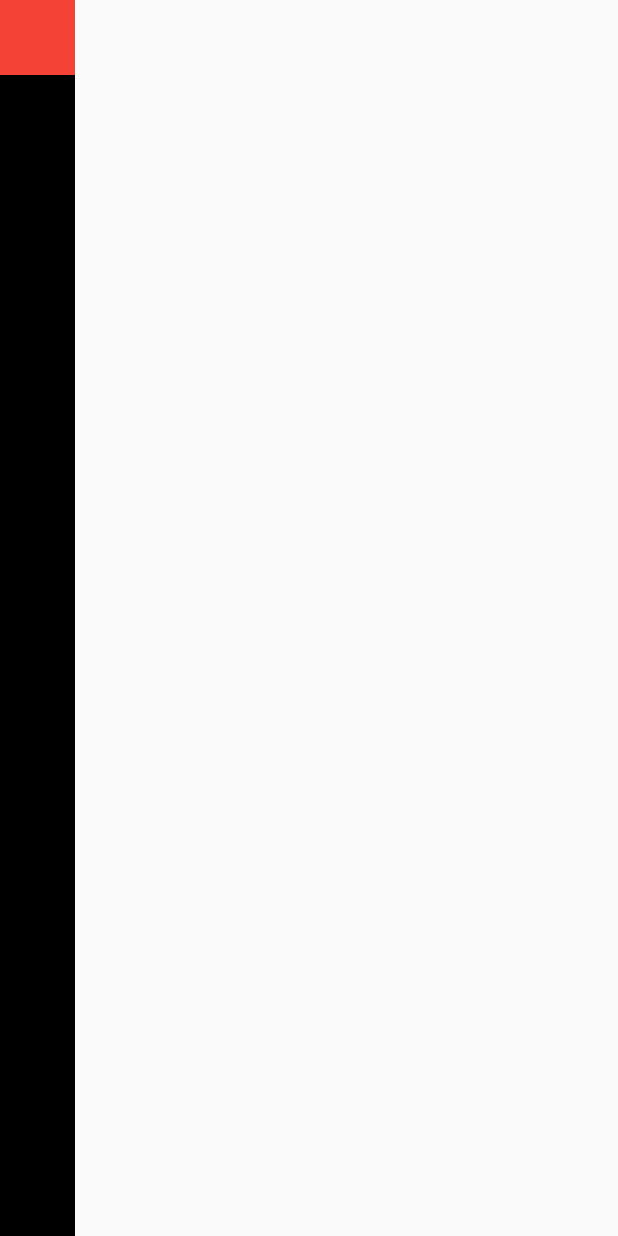
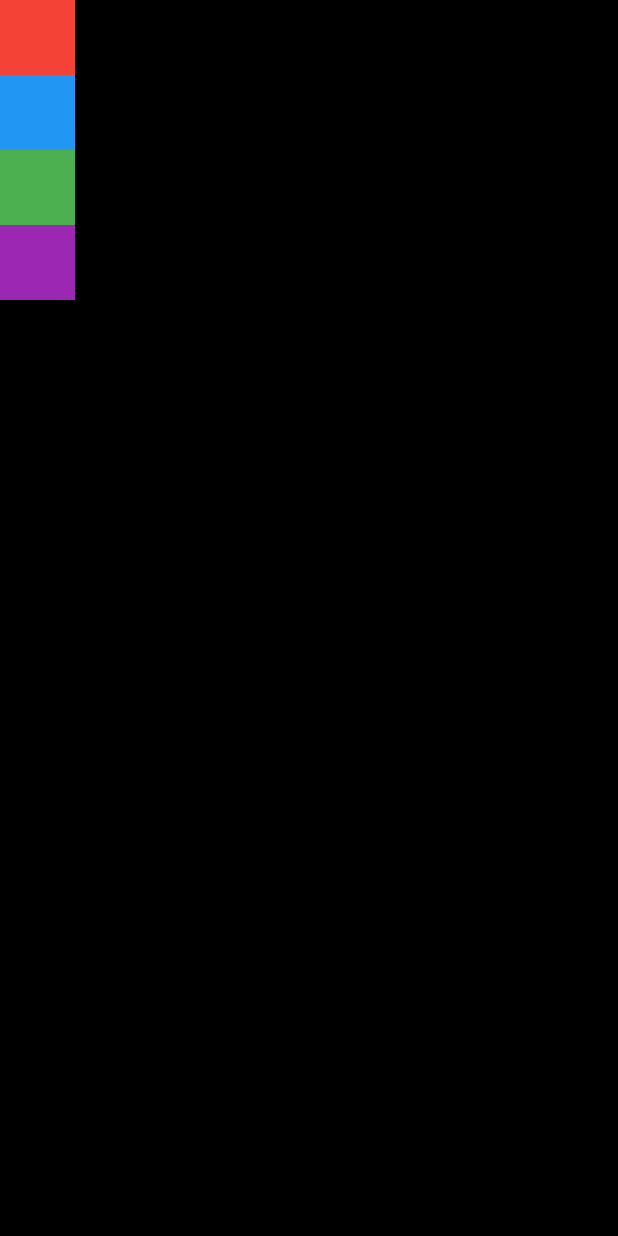
Before and after one commit to haruachm/Flutter-Study, a Flutter app: the screen it shows after launch, on a phone screen of 412 x 824 dp. Run offline on Flutter 3.47's test engine with Material 2 defaults, Android fonts, the phone set to English and light mode, and no system bars.

Commit message:
Learn MediaQuery.of(context).size

```diff
--- a/lib/screen/home_screen.dart
+++ b/lib/screen/home_screen.dart
@@ -6,16 +6,37 @@ class HomeScreen extends StatelessWidget {
   @override
   Widget build(BuildContext context) {
     return Scaffold(
-      body: Container(
+      body: SafeArea(
+        bottom: false,
+        child: Container(
+          width: MediaQuery.of(context).size.width,
           color: Colors.black,
           child: Column(
+            mainAxisAlignment: MainAxisAlignment.start,
+            crossAxisAlignment: CrossAxisAlignment.start,
             children: [
               Container(
                 color: Colors.red,
                 width: 50,
                 height: 50,
               ),
+              Container(
+                color: Colors.blue,
+                width: 50,
+                height: 50,
+              ),
+              Container(
+                color: Colors.green,
+                width: 50,
+                height: 50,
+              ),
+              Container(
+                color: Colors.purple,
+                width: 50,
+                height: 50,
+              ),
             ],
+          ),
         ),
       ),
     );
```
Lines whose indentation alone changed are shown as unchanged.
